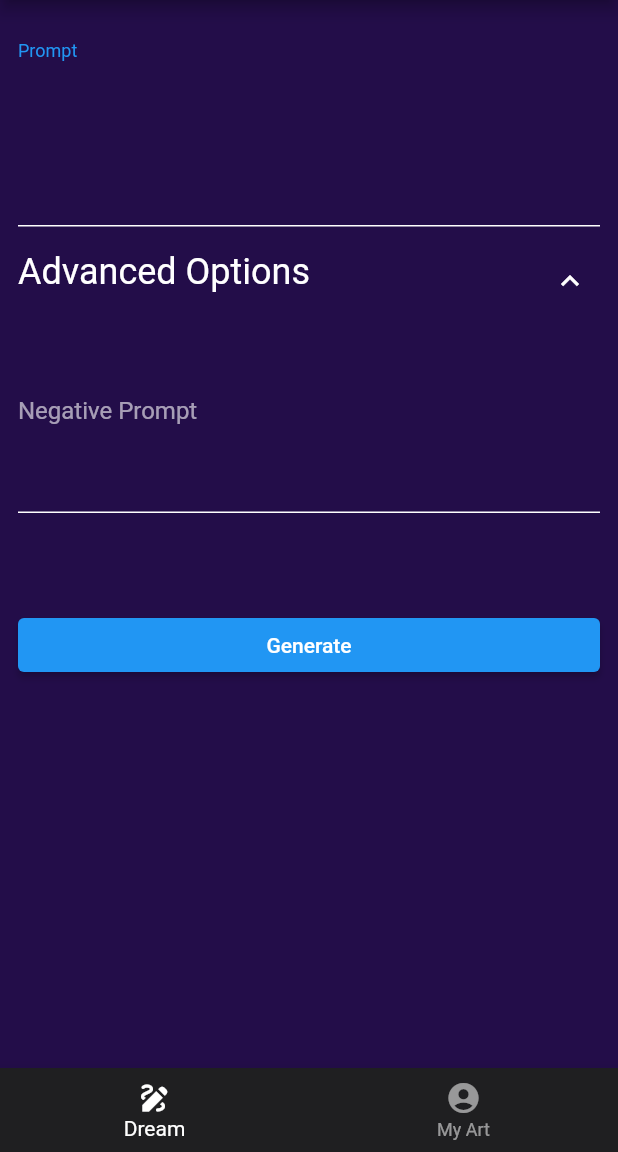
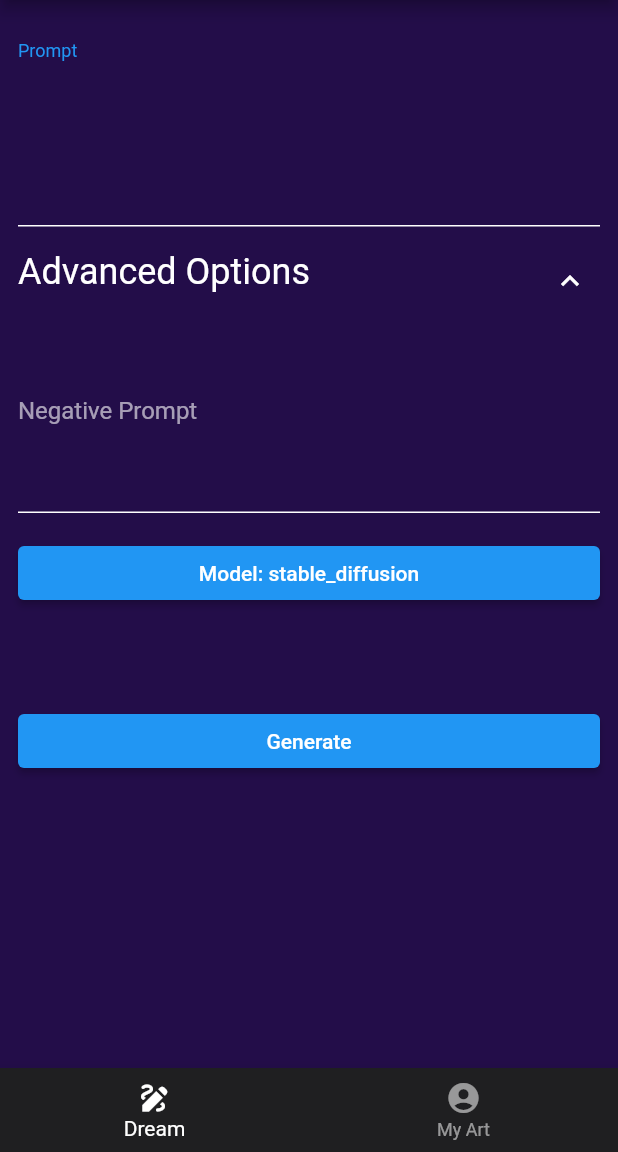
Before and after one commit to ndahlquist/stable-horde-flutter, a Flutter app: the screen it shows after launch, after a tap on "Advanced Options", on a phone screen of 412 x 824 dp, the part 84-1236 px from its top. Run offline on Flutter 3.47's test engine with Material 2 defaults, Android fonts, the phone set to English and light mode, and no system bars; drawn by our look-alikes of expandable; our stand-ins replace cached_network_image, firebase_core, firebase_remote_config, google_fonts, isar, sentry_flutter and 1 more; accounts and stored records are empty; generated files the repository leaves out were written again; Roboto replaces fonts that are missing (Ubuntu).

Commit message:
Add model selection. (#23)

```diff
--- a/lib/blocs/shared_prefs_bloc.dart
+++ b/lib/blocs/shared_prefs_bloc.dart
@@ -6,6 +6,7 @@ class _SharedPrefsBloc {
 
   static const _promptKey = 'PROMPT_KEY';
   static const _negativePromptKey = 'NEGATIVE_PROMPT_KEY';
+  static const _modelKey = 'MODEL_KEY';
 
   Future<String?> getApiKey() async {
     final prefs = await SharedPreferences.getInstance();
@@ -43,6 +44,16 @@ class _SharedPrefsBloc {
     final prefs = await SharedPreferences.getInstance();
     await prefs.setString(_negativePromptKey, prompt);
   }
+
+  Future<String> getModel() async {
+    final prefs = await SharedPreferences.getInstance();
+    return prefs.getString(_modelKey) ?? "stable_diffusion";
+  }
+
+  Future setModel(String modelName) async {
+    final prefs = await SharedPreferences.getInstance();
+    await prefs.setString(_modelKey, modelName);
+  }
 }
 
 final sharedPrefsBloc = _SharedPrefsBloc();
--- a/lib/pages/home/dream_tab.dart
+++ b/lib/pages/home/dream_tab.dart
@@ -3,6 +3,7 @@ import 'package:flutter/material.dart';
 import 'package:stable_horde_flutter/blocs/shared_prefs_bloc.dart';
 import 'package:stable_horde_flutter/blocs/stable_horde_bloc.dart';
 import 'package:stable_horde_flutter/pages/home_page.dart';
+import 'package:stable_horde_flutter/widgets/model_button.dart';
 
 class DreamTab extends StatefulWidget {
   const DreamTab({super.key});
@@ -67,6 +68,8 @@ class _DreamTabState extends State<DreamTab> {
             );
           },
         ),
+        const SizedBox(height: 16),
+        const FractionallySizedBox(widthFactor: 1, child: ModelButton()),
       ],
     );
   }
@@ -88,7 +91,8 @@ class _DreamTabState extends State<DreamTab> {
             sharedPrefsBloc.setPrompt(prompt);
           },
         );
-        });
+      },
+    );
   }
 
   InputDecoration _inputDecoration(String label) {
--- /dev/null
+++ b/lib/widgets/model_button.dart
@@ -0,0 +1,44 @@
+import 'package:flutter/material.dart';
+import 'package:stable_horde_flutter/blocs/shared_prefs_bloc.dart';
+import 'package:stable_horde_flutter/pages/model_chooser_page.dart';
+
+class ModelButton extends StatefulWidget {
+  const ModelButton({super.key});
+
+  @override
+  State<ModelButton> createState() => _ModelButtonState();
+}
+
+class _ModelButtonState extends State<ModelButton> {
+  String currentModel = "stable_diffusion";
+
+  @override
+  void initState() {
+    super.initState();
+    sharedPrefsBloc.getModel().then((model) {
+      setState(() {
+        currentModel = model;
+      });
+    });
+  }
+
+  @override
+  Widget build(BuildContext context) {
+    return ElevatedButton(
+      onPressed: () async {
+        await Navigator.of(context).push(
+          MaterialPageRoute(
+            builder: (context) => const ModelChooserPage(),
+          ),
+        );
+
+        sharedPrefsBloc.getModel().then((model) {
+          setState(() {
+            currentModel = model;
+          });
+        });
+      },
+      child: Text("Model: $currentModel"),
+    );
+  }
+}
--- a/pubspec.yaml
+++ b/pubspec.yaml
@@ -12,6 +12,7 @@ environment:
   flutter: '>=3.3.7'
 
 dependencies:
+  cached_network_image: ^3.2.3
 
   expandable: ^5.0.1
 
```
Also changed, not shown: lib/blocs/stable_horde_bloc.dart (+89 -3 lines), lib/model/stable_horde_model.dart (added, +18 -0 lines), lib/pages/model_chooser_page.dart (added, +95 -0 lines), pubspec.lock. Lines whose indentation alone changed are shown as unchanged.
